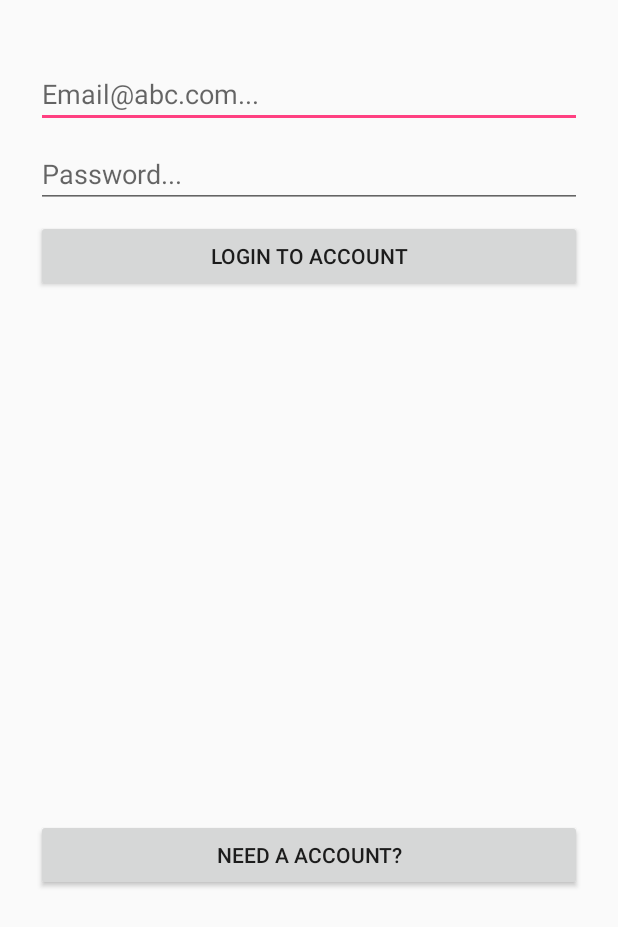
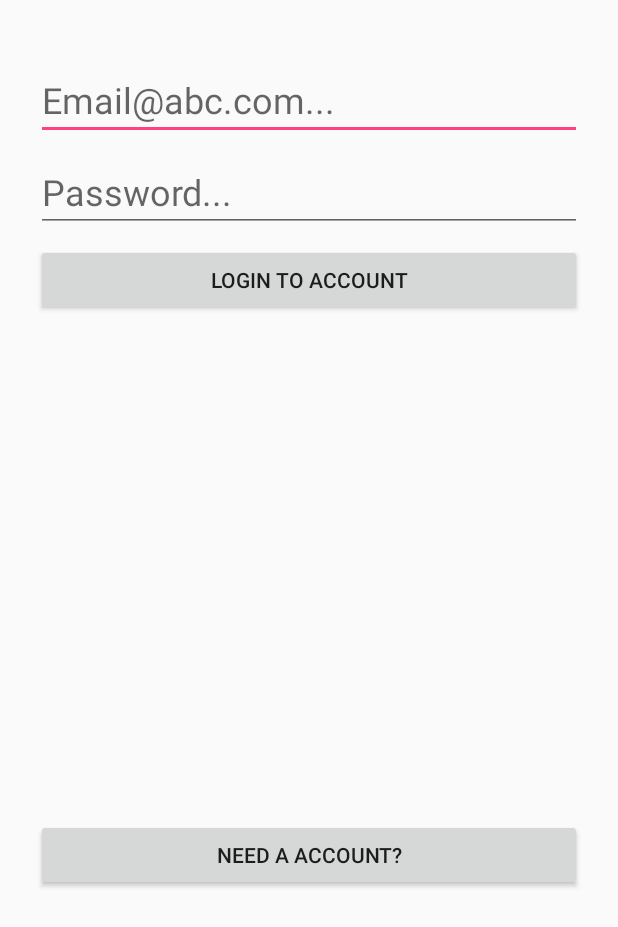
Before and after one commit to vuhi/pokerapp, an Android app: the screen it shows after launch (LoginActivity), on a phone screen of 412 x 824 dp, the part 309-1236 px from its top. Run offline under Robolectric (Android 15) with nearby library versions, the phone set to English and light mode, and no system bars; our stand-ins replace Firebase (no records; nobody signed in at launch, a user with empty details on screens opened directly).

Commit message:
Add login function for LoginActivity.

```diff
--- a/app/build.gradle
+++ b/app/build.gradle
@@ -23,12 +23,12 @@ dependencies {
     implementation 'com.android.support:appcompat-v7:27.1.1'
     implementation 'com.android.support.constraint:constraint-layout:1.1.2'
     implementation 'com.google.firebase:firebase-auth:11.6.0'
-    implementation 'com.jakewharton:butterknife:8.8.1'
-    annotationProcessor 'com.jakewharton:butterknife-compiler:8.8.1'
     testImplementation 'junit:junit:4.12'
     androidTestImplementation 'com.android.support.test:runner:1.0.2'
     androidTestImplementation 'com.android.support.test.espresso:espresso-core:3.0.2'
 
+    implementation 'com.jakewharton:butterknife:8.8.1'
+    annotationProcessor 'com.jakewharton:butterknife-compiler:8.8.1'
 }
 
 apply plugin: 'com.google.gms.google-services'
--- a/app/src/main/java/uc/edu/vuhi/pokerprojectapp/LoginActivity.java
+++ b/app/src/main/java/uc/edu/vuhi/pokerprojectapp/LoginActivity.java
@@ -1,13 +1,99 @@
 package uc.edu.vuhi.pokerprojectapp;
 
+import android.content.Intent;
+import android.support.annotation.NonNull;
 import android.support.v7.app.AppCompatActivity;
 import android.os.Bundle;
+import android.text.TextUtils;
+import android.view.View;
+import android.widget.Button;
+import android.widget.EditText;
+import android.widget.ProgressBar;
+import android.widget.Toast;
+
+import com.google.android.gms.tasks.OnCompleteListener;
+import com.google.android.gms.tasks.Task;
+import com.google.firebase.auth.AuthResult;
+import com.google.firebase.auth.FirebaseAuth;
+import com.google.firebase.auth.FirebaseUser;
+
 
 public class LoginActivity extends AppCompatActivity {
+
+    //Butter Knife does not work for some reason!
+    //@BindView(R.id.txtEmail)
+    private EditText txtEmail;
+
+    //@BindView(R.id.txtPassword)
+    private EditText txtPassword;
+
+    //@BindView(R.id.btnLogin)
+    private Button btnLogin;
+
+    //@BindView(R.id.btnRegister)
+    private Button btnRegister;
+
+    //@BindView(R.id.probLogin)
+    private ProgressBar probLogin;
+
+    private  FirebaseAuth mAuth;
 
     @Override
     protected void onCreate(Bundle savedInstanceState) {
         super.onCreate(savedInstanceState);
         setContentView(R.layout.activity_login);
+
+        mAuth = FirebaseAuth.getInstance();
+        txtEmail = (EditText) findViewById(R.id.txtEmail);
+        txtPassword = (EditText) findViewById(R.id.txtPassword);
+        btnLogin = (Button) findViewById(R.id.btnLogin);
+        btnRegister = (Button) findViewById(R.id.btnRegister);
+        probLogin = (ProgressBar) findViewById(R.id.probLogin);
+
+        btnLogin.setOnClickListener(new View.OnClickListener() {
+            @Override
+            public void onClick(View v) {
+                String txtEmailString = txtEmail.getText().toString();
+                String txtPasswordString = txtPassword.getText().toString();
+
+                if(!TextUtils.isEmpty(txtEmailString) && !TextUtils.isEmpty(txtPasswordString)){
+                    probLogin.setVisibility(View.VISIBLE);
+                    mAuth.signInWithEmailAndPassword(txtEmailString, txtPasswordString)
+                            .addOnCompleteListener(new OnCompleteListener<AuthResult>() {
+                                @Override
+                                public void onComplete(@NonNull Task<AuthResult> task) {
+                                    if(task.isSuccessful()){
+                                        sendToMainActivity();
+                                    }
+                                    else{
+                                        String exceptionMsg = task.getException().getMessage();
+                                        Toast.makeText(LoginActivity.this, "Error: " + exceptionMsg, Toast.LENGTH_LONG).show();
+                                    }
+                                    probLogin.setVisibility(View.INVISIBLE);
+                                }
+                            });
+                }
+                else{
+                    Toast.makeText(LoginActivity.this, "Please fill in your email or password", Toast.LENGTH_SHORT).show();
+                }
+            }
+        });
+    }
+
+    @Override
+    protected void onStart() {
+        super.onStart();
+
+        FirebaseUser currentUser = mAuth.getCurrentUser();
+
+        if(currentUser != null){
+            sendToMainActivity();
+        }
+    }
+
+    private void sendToMainActivity(){
+        Intent mainIntent = new Intent(this, MainActivity.class);
+        startActivity(mainIntent);
+        finish();
     }
 }
--- a/app/src/main/java/uc/edu/vuhi/pokerprojectapp/MainActivity.java
+++ b/app/src/main/java/uc/edu/vuhi/pokerprojectapp/MainActivity.java
@@ -4,14 +4,30 @@ import android.content.Intent;
 import android.support.v7.app.AppCompatActivity;
 import android.os.Bundle;
 
+import com.google.firebase.auth.FirebaseAuth;
+import com.google.firebase.auth.FirebaseUser;
+
 public class MainActivity extends AppCompatActivity {
+
+    private  FirebaseAuth mAuth;
 
     @Override
     protected void onCreate(Bundle savedInstanceState) {
         super.onCreate(savedInstanceState);
         setContentView(R.layout.activity_main);
 
-        Intent intent = new Intent(MainActivity.this, LoginActivity.class);
-        startActivity(intent);
+        mAuth = FirebaseAuth.getInstance();
+    }
+
+    @Override
+    protected void onStart() {
+        super.onStart();
+
+        FirebaseUser currentUser = mAuth.getCurrentUser();
+        if(currentUser == null){
+            Intent loginIntent = new Intent(this, LoginActivity.class);
+            startActivity(loginIntent);
+            finish();
+        }
     }
 }
--- a/app/src/main/res/layout/activity_login.xml
+++ b/app/src/main/res/layout/activity_login.xml
@@ -29,6 +29,7 @@
         android:ems="10"
         android:hint="@string/txtEmail"
         android:inputType="textEmailAddress"
+        android:textSize="24sp"
         app:layout_constraintEnd_toEndOf="parent"
         app:layout_constraintStart_toStartOf="parent"
         app:layout_constraintTop_toBottomOf="@+id/imageLogo" />
@@ -43,6 +44,7 @@
         android:ems="10"
         android:hint="@string/txtPassword"
         android:inputType="textPassword"
+        android:textSize="24sp"
         app:layout_constraintEnd_toEndOf="parent"
         app:layout_constraintStart_toStartOf="parent"
         app:layout_constraintTop_toBottomOf="@+id/txtEmail" />
@@ -71,4 +73,18 @@
         app:layout_constraintEnd_toEndOf="parent"
         app:layout_constraintStart_toStartOf="parent" />
 
+    <ProgressBar
+        android:id="@+id/probLogin"
+        style="?android:attr/progressBarStyle"
+        android:layout_width="wrap_content"
+        android:layout_height="wrap_content"
+        android:layout_marginEnd="8dp"
+        android:layout_marginStart="8dp"
+        android:layout_marginTop="8dp"
+        android:indeterminate="true"
+        android:visibility="invisible"
+        app:layout_constraintEnd_toEndOf="parent"
+        app:layout_constraintStart_toStartOf="parent"
+        app:layout_constraintTop_toBottomOf="@+id/btnLogin" />
+
 </android.support.constraint.ConstraintLayout>
--- a/app/src/main/res/layout/activity_main.xml
+++ b/app/src/main/res/layout/activity_main.xml
@@ -10,7 +10,7 @@
         android:id="@+id/textView"
         android:layout_width="wrap_content"
         android:layout_height="wrap_content"
-        android:text="Hello World!"
+        android:text="MAIN PAGE"
         app:layout_constraintBottom_toBottomOf="parent"
         app:layout_constraintLeft_toLeftOf="parent"
         app:layout_constraintRight_toRightOf="parent"
```
